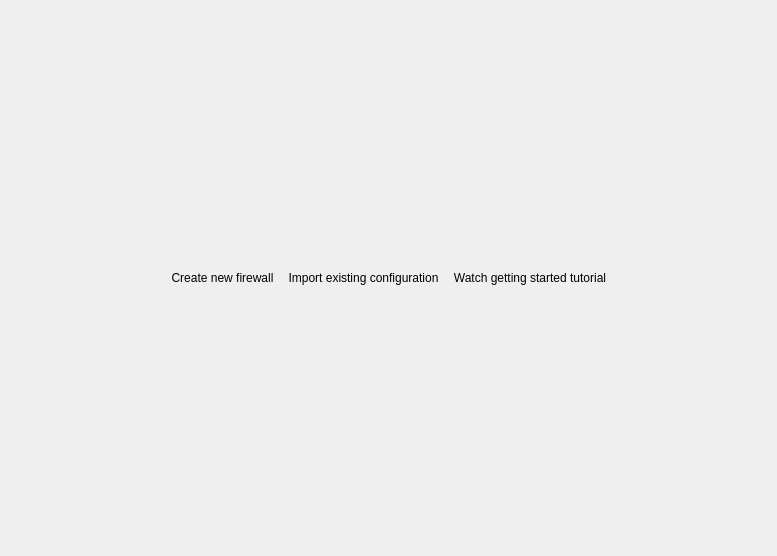
Qt form src/gui/WorkflowIcons.ui (fwbuilder/fwbuilder) before a commit.
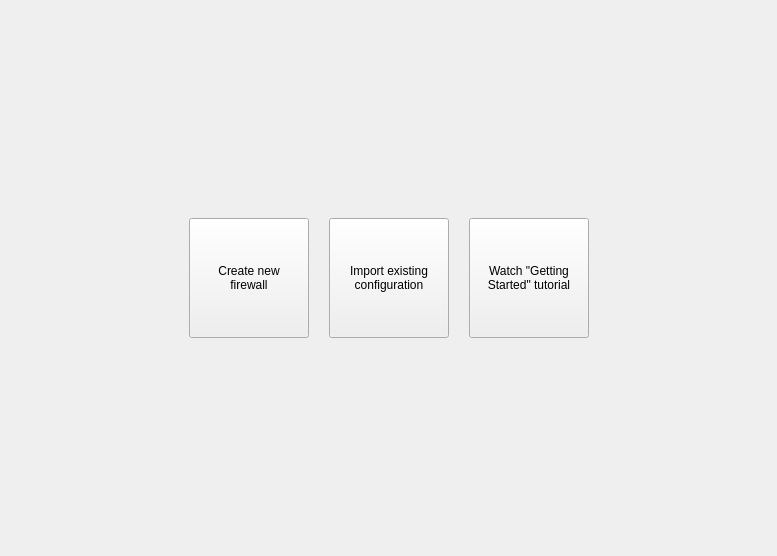
The same form after that commit. Icons and pictures are not drawn.

Commit message: refs #1493  made workflow buttons look like buttons, with a frame and all

Diff of the .ui file:
```diff
--- a/src/gui/WorkflowIcons.ui
+++ b/src/gui/WorkflowIcons.ui
@@ -13,8 +13,8 @@
   <property name="windowTitle">
    <string>Form</string>
   </property>
-  <layout class="QVBoxLayout" name="verticalLayout">
-   <item>
+  <layout class="QGridLayout" name="gridLayout">
+   <item row="0" column="0">
     <spacer name="verticalSpacer">
      <property name="orientation">
       <enum>Qt::Vertical</enum>
@@ -27,8 +27,11 @@
      </property>
     </spacer>
    </item>
-   <item>
+   <item row="1" column="0">
     <layout class="QHBoxLayout" name="horizontalLayout">
+     <property name="spacing">
+      <number>20</number>
+     </property>
      <item>
       <spacer name="horizontalSpacer">
        <property name="orientation">
@@ -44,14 +47,21 @@
      </item>
      <item>
       <widget class="QToolButton" name="newFirewall">
+       <property name="minimumSize">
+        <size>
+         <width>120</width>
+         <height>120</height>
+        </size>
+       </property>
        <property name="cursor">
         <cursorShape>PointingHandCursor</cursorShape>
        </property>
        <property name="styleSheet">
-        <string notr="true">border:none</string>
+        <string notr="true"/>
        </property>
        <property name="text">
-        <string>Create new firewall</string>
+        <string>Create new
+firewall</string>
        </property>
        <property name="icon">
         <iconset resource="MainRes.qrc">
@@ -70,14 +80,21 @@
      </item>
      <item>
       <widget class="QToolButton" name="importConfig">
+       <property name="minimumSize">
+        <size>
+         <width>120</width>
+         <height>120</height>
+        </size>
+       </property>
        <property name="cursor">
         <cursorShape>PointingHandCursor</cursorShape>
        </property>
        <property name="styleSheet">
-        <string notr="true">border: none</string>
+        <string notr="true"/>
        </property>
        <property name="text">
-        <string>Import existing configuration</string>
+        <string>Import existing
+configuration</string>
        </property>
        <property name="icon">
         <iconset resource="MainRes.qrc">
@@ -96,14 +113,21 @@
      </item>
      <item>
       <widget class="QToolButton" name="action_getting_started">
+       <property name="minimumSize">
+        <size>
+         <width>120</width>
+         <height>120</height>
+        </size>
+       </property>
        <property name="cursor">
         <cursorShape>PointingHandCursor</cursorShape>
        </property>
        <property name="styleSheet">
-        <string notr="true">border: none</string>
+        <string notr="true"/>
        </property>
        <property name="text">
-        <string>Watch getting started tutorial</string>
+        <string>Watch &quot;Getting
+Started&quot; tutorial</string>
        </property>
        <property name="icon">
         <iconset resource="MainRes.qrc">
@@ -135,7 +159,7 @@
      </item>
     </layout>
    </item>
-   <item>
+   <item row="2" column="0">
     <spacer name="verticalSpacer_2">
      <property name="orientation">
       <enum>Qt::Vertical</enum>
```
The commit also changes 1 other file.
